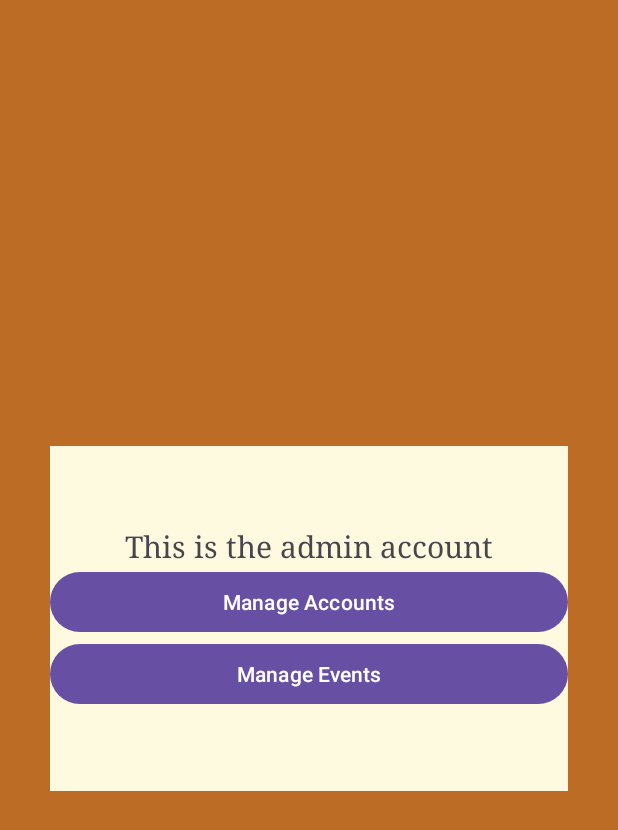
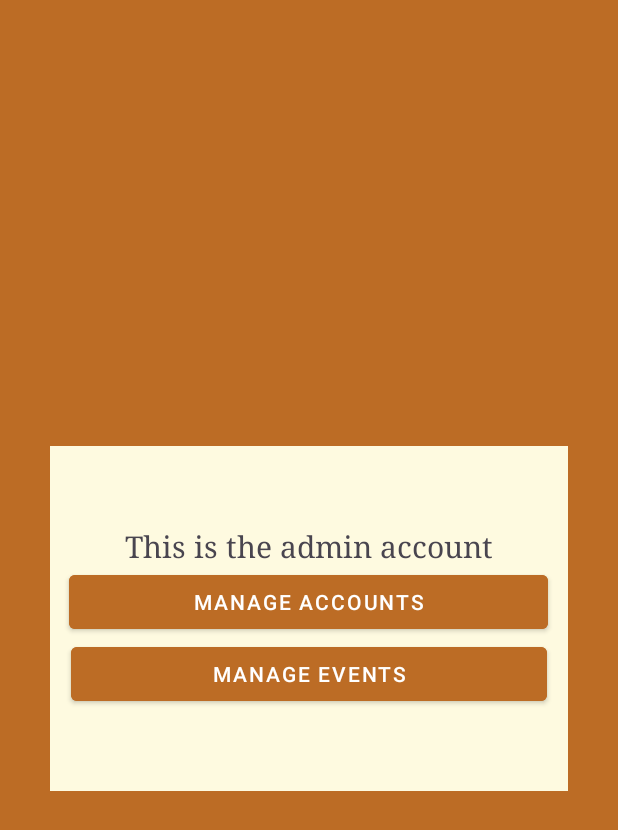
Before and after one commit to JCoji/Android-Cycling-App, an Android app: the AdminActivity screen opened directly, with no data from a screen before it, on a phone screen of 412 x 824 dp. Shown: the top 830 px of the screen. Run offline under Robolectric (Android 15) with nearby library versions, the phone set to English and light mode, and no system bars.

Commit message:
added Admin buttons

```diff
--- a/app/src/main/res/layout/activity_admin.xml
+++ b/app/src/main/res/layout/activity_admin.xml
@@ -29,14 +29,18 @@
 
         <Button
             android:id="@+id/btn_mAccounts"
-            android:layout_width="match_parent"
+            style="@style/Widget.MaterialComponents.Button"
+            android:layout_width="319dp"
             android:layout_height="wrap_content"
+            android:backgroundTint="#BC6C25"
             android:text="Manage Accounts" />
 
         <Button
             android:id="@+id/btn_mEvents"
-            android:layout_width="match_parent"
+            style="@style/Widget.MaterialComponents.Button"
+            android:layout_width="317dp"
             android:layout_height="wrap_content"
+            android:backgroundTint="#BC6C25"
             android:text="Manage Events" />
 
     </LinearLayout>
```
Also changed, not shown: 1 other file.
